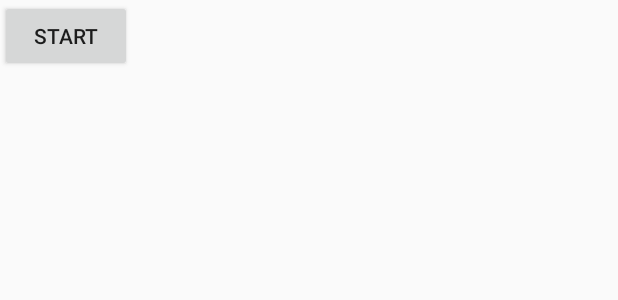
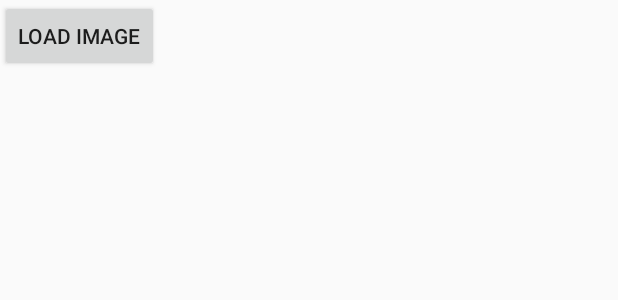
Before and after one commit to sylvanez/recapture, an Android app: the layout activity_main.xml on its own in the app's theme, with its tools: preview values and no code run, on a phone screen of 412 x 824 dp. Shown: the top 300 px of the screen. Run offline under Robolectric (Android 15) with nearby library versions, the phone set to English and light mode, and no system bars.

Commit message:
Fixed image loading, added a few buttons for display control, other changes

```diff
--- a/app/src/main/AndroidManifest.xml
+++ b/app/src/main/AndroidManifest.xml
@@ -18,7 +18,9 @@
         android:theme="@style/AppTheme">
 
 
-        <activity android:name=".MainActivity">
+        <activity
+            android:screenOrientation="landscape"
+            android:name=".MainActivity">
             <intent-filter>
                 <action android:name="android.intent.action.MAIN" />
 
--- a/app/src/main/java/com/vigrant/recapture/StaticMethods.java
+++ b/app/src/main/java/com/vigrant/recapture/StaticMethods.java
@@ -24,6 +24,10 @@ class StaticMethods {
         return sInstance.mMainActivity;
     }
 
+    static Overlay overlay(){
+        return sInstance.mOverlay;
+    }
+
     private MainActivity mMainActivity;
     private Overlay mOverlay;
 
--- a/app/src/main/res/layout/activity_main.xml
+++ b/app/src/main/res/layout/activity_main.xml
@@ -9,11 +9,80 @@
     tools:context=".MainActivity">
 
 
-    <Button
-        android:id="@+id/button_start"
-        android:layout_width="wrap_content"
+    <LinearLayout
+        android:layout_width="match_parent"
         android:layout_height="wrap_content"
-        android:text="start"
-        />
+        android:orientation="vertical"
+        >
+
+        <Button
+            android:id="@+id/button_load"
+            android:layout_width="wrap_content"
+            android:layout_height="wrap_content"
+            android:text="load image"
+            />
+
+        <LinearLayout
+            android:id="@+id/main_layout_buttons"
+            android:layout_width="wrap_content"
+            android:layout_height="wrap_content"
+            android:orientation="vertical"
+            android:visibility="gone"
+            >
+             <LinearLayout
+                 android:layout_width="match_parent"
+                 android:layout_height="wrap_content"
+                 android:orientation="horizontal">
+
+                 <Button
+                     android:id="@+id/main_button_stop"
+                     android:layout_width="wrap_content"
+                     android:layout_height="wrap_content"
+                     android:text="stop"
+                     />
+
+             </LinearLayout>
+
+            <LinearLayout
+                android:layout_width="match_parent"
+                android:layout_height="wrap_content"
+                android:orientation="horizontal">
+
+                <Button
+                    android:id="@+id/main_button_left"
+                    android:layout_width="wrap_content"
+                    android:layout_height="wrap_content"
+                    android:text="left"
+                    />
+
+                <Button
+                    android:id="@+id/main_button_right"
+                    android:layout_width="wrap_content"
+                    android:layout_height="wrap_content"
+                    android:text="right"
+                    />
+
+                <Button
+                    android:id="@+id/main_button_rot_left"
+                    android:layout_width="wrap_content"
+                    android:layout_height="wrap_content"
+                    android:text="rot left"
+                    />
+
+                <Button
+                    android:id="@+id/main_button_rot_right"
+                    android:layout_width="wrap_content"
+                    android:layout_height="wrap_content"
+                    android:text="rot right"
+                    />
+
+            </LinearLayout>
+
+
+
+        </LinearLayout>
+
+
+    </LinearLayout>
 
 </android.support.constraint.ConstraintLayout>
```
Also changed, not shown: app/src/main/java/com/vigrant/recapture/ImageCropper.java (added, +81 -0 lines), app/src/main/java/com/vigrant/recapture/ImageTouchListener.java (added, +126 -0 lines), app/src/main/java/com/vigrant/recapture/ImageZoom.java (added, +50 -0 lines), app/src/main/java/com/vigrant/recapture/MainActivity.java (+48 -5 lines), app/src/main/java/com/vigrant/recapture/Overlay.java (+46 -36 lines), app/src/main/res/layout/images.xml (added, +21 -0 lines), app/src/main/res/layout/overlay.xml (+3 -20 lines).
